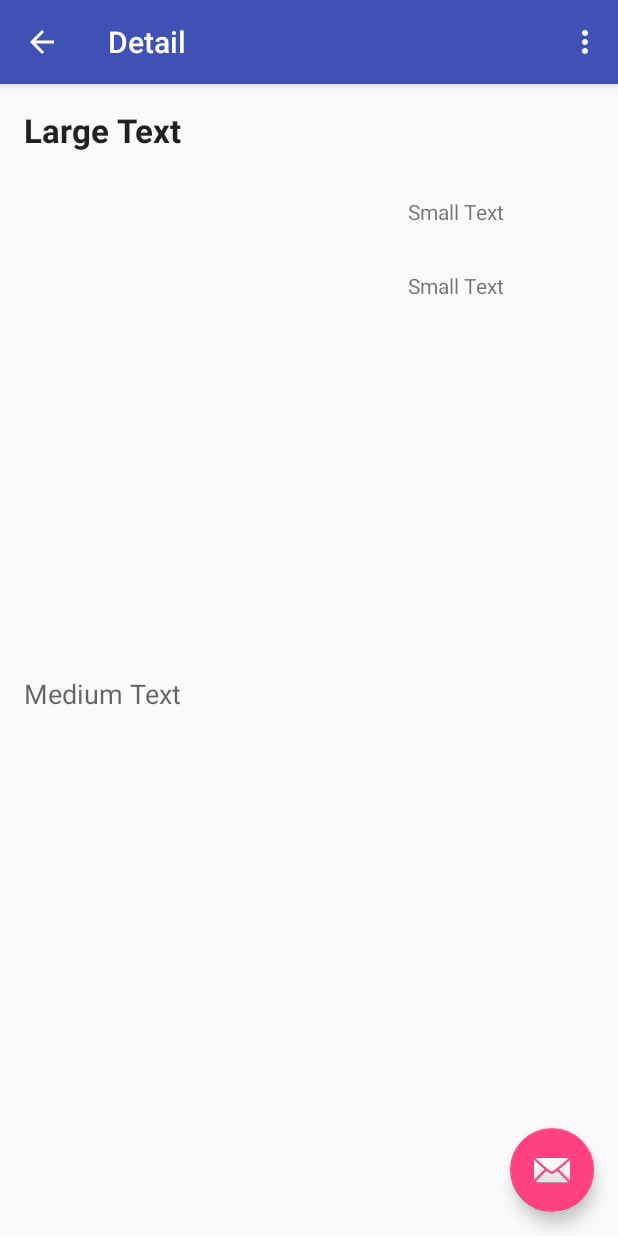
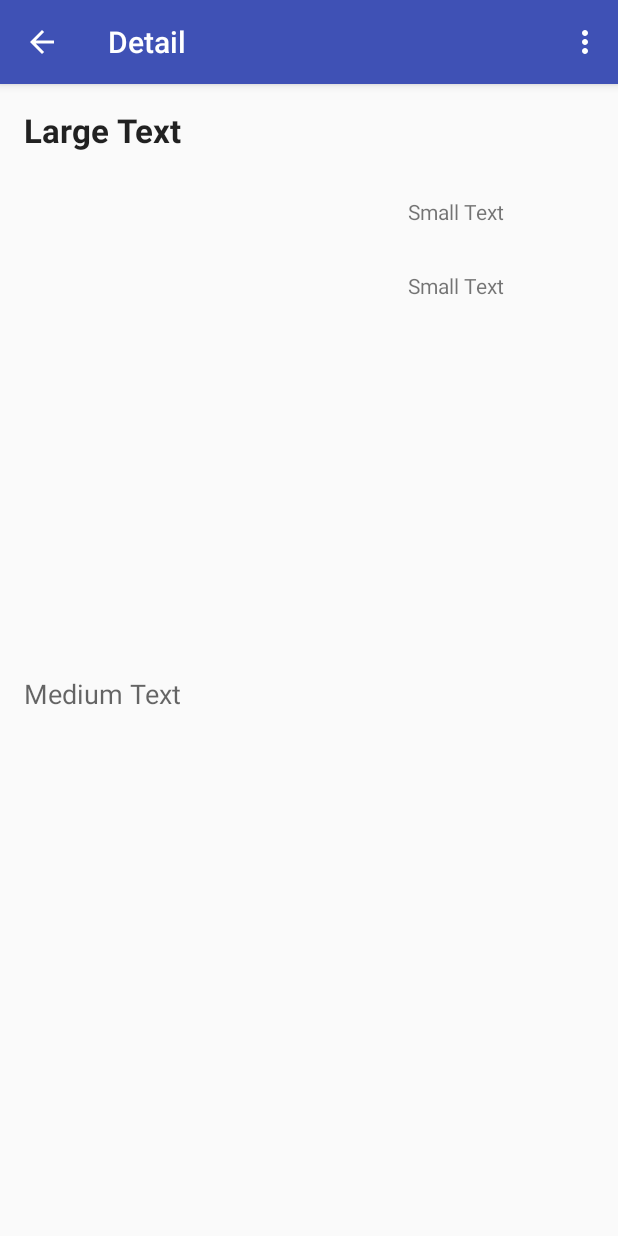
Before and after one commit to ducs1988/PopularMovies, an Android app: the DetailActivity screen opened directly, with no data from a screen before it, on a phone screen of 412 x 824 dp. Run offline under Robolectric (Android 15) with nearby library versions, the phone set to English and light mode, and no system bars; our stand-ins replace Picasso; pictures from the network do not load.

Commit message:
stage 1 finializing

```diff
--- a/app/src/main/java/com/example/cs/popularmovies/DetailActivity.java
+++ b/app/src/main/java/com/example/cs/popularmovies/DetailActivity.java
@@ -2,13 +2,10 @@ package com.example.cs.popularmovies;
 
 import android.content.Intent;
 import android.os.Bundle;
-import android.support.design.widget.FloatingActionButton;
-import android.support.design.widget.Snackbar;
 import android.support.v7.app.AppCompatActivity;
 import android.support.v7.widget.Toolbar;
 import android.view.Menu;
 import android.view.MenuItem;
-import android.view.View;
 
 public class DetailActivity extends AppCompatActivity {
 
@@ -19,14 +16,14 @@ public class DetailActivity extends AppCompatActivity {
         Toolbar toolbar = (Toolbar) findViewById(R.id.toolbar);
         setSupportActionBar(toolbar);
 
-        FloatingActionButton fab = (FloatingActionButton) findViewById(R.id.fab);
+        /*FloatingActionButton fab = (FloatingActionButton) findViewById(R.id.fab);
         fab.setOnClickListener(new View.OnClickListener() {
             @Override
             public void onClick(View view) {
                 Snackbar.make(view, "Replace with your own action", Snackbar.LENGTH_LONG)
                         .setAction("Action", null).show();
             }
-        });
+        });*/
         getSupportActionBar().setDisplayHomeAsUpEnabled(true);
     }
 
--- a/app/src/main/res/layout/activity_detail.xml
+++ b/app/src/main/res/layout/activity_detail.xml
@@ -23,12 +23,12 @@
 
     <include layout="@layout/content_detail" />
 
-    <android.support.design.widget.FloatingActionButton
+    <!--<android.support.design.widget.FloatingActionButton
         android:id="@+id/fab"
         android:layout_width="wrap_content"
         android:layout_height="wrap_content"
         android:layout_gravity="bottom|end"
         android:layout_margin="@dimen/fab_margin"
-        android:src="@android:drawable/ic_dialog_email" />
+        android:src="@android:drawable/ic_dialog_email" />-->
 
 </android.support.design.widget.CoordinatorLayout>
--- a/app/src/main/res/layout/activity_main.xml
+++ b/app/src/main/res/layout/activity_main.xml
@@ -24,12 +24,12 @@
 
     <include layout="@layout/content_main" />
 
-    <android.support.design.widget.FloatingActionButton
+<!--    <android.support.design.widget.FloatingActionButton
         android:id="@+id/fab"
         android:layout_width="wrap_content"
         android:layout_height="wrap_content"
         android:layout_gravity="bottom|end"
         android:layout_margin="@dimen/fab_margin"
-        android:src="@android:drawable/ic_dialog_email" />
+        android:src="@android:drawable/ic_dialog_email" />-->
 
 </android.support.design.widget.CoordinatorLayout>
--- a/app/src/main/res/layout/fragment_detail.xml
+++ b/app/src/main/res/layout/fragment_detail.xml
@@ -6,7 +6,7 @@
     <RelativeLayout xmlns:android="http://schemas.android.com/apk/res/android"
         xmlns:tools="http://schemas.android.com/tools"
         android:layout_width="match_parent"
-    android:layout_height="match_parent"
+        android:layout_height="wrap_content"
         android:paddingBottom="@dimen/activity_vertical_margin"
         android:paddingLeft="@dimen/activity_horizontal_margin"
         android:paddingRight="@dimen/activity_horizontal_margin"
```
Also changed, not shown: app/src/main/java/com/example/cs/popularmovies/MainActivity.java (+2 -5 lines), app/src/main/res/layout/list_item_movie_detail.xml (deleted, +0 -44 lines). Lines whose indentation alone changed are shown as unchanged.
